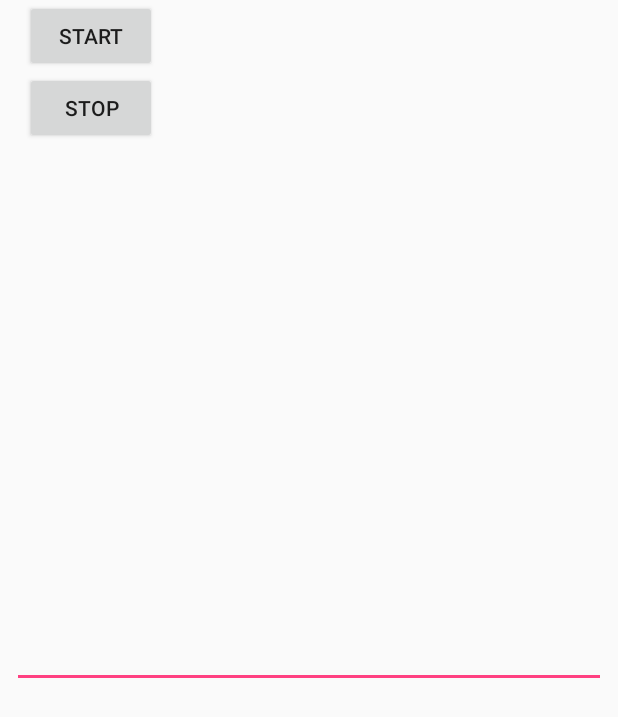
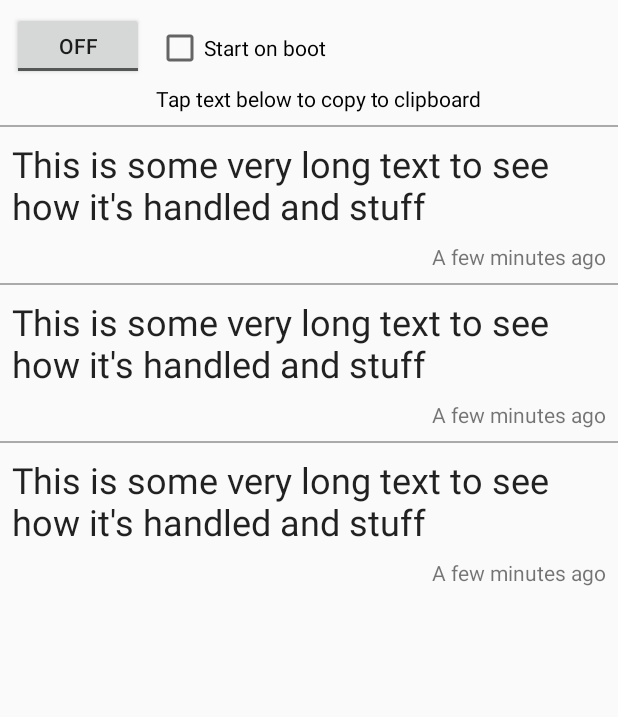
Before and after one commit to jonchampagne/simple-clipboard-manager, an Android app: the layout activity_main.xml on its own in the app's theme, with its tools: preview values and no code run, on a phone screen of 412 x 824 dp. Shown: the top 717 px of the screen. Run offline under Robolectric (Android 15) with nearby library versions, the phone set to English and light mode, and no system bars.

Commit message:
Implement clipboard history viewing and copying from

```diff
--- a/app/src/main/AndroidManifest.xml
+++ b/app/src/main/AndroidManifest.xml
@@ -12,7 +12,7 @@
         android:theme="@style/AppTheme"
         tools:ignore="AllowBackup,GoogleAppIndexingWarning"
         android:allowBackup="false">
-        <activity android:name=".activity.MainActivity">
+        <activity android:name="com.jayseeofficial.clipboardmanager.ui.activity.MainActivity">
             <intent-filter>
                 <action android:name="android.intent.action.MAIN" />
 
--- a/app/src/main/java/com/jayseeofficial/clipboardmanager/room/ClipboardData.kt
+++ b/app/src/main/java/com/jayseeofficial/clipboardmanager/data/ClipboardData.kt
@@ -1,4 +1,4 @@
-package com.jayseeofficial.clipboardmanager.room
+package com.jayseeofficial.clipboardmanager.data
 
 import android.arch.persistence.room.Entity
 import android.arch.persistence.room.PrimaryKey
--- a/app/src/main/res/layout/activity_main.xml
+++ b/app/src/main/res/layout/activity_main.xml
@@ -4,45 +4,51 @@
     xmlns:tools="http://schemas.android.com/tools"
     android:layout_width="match_parent"
     android:layout_height="match_parent"
-    tools:context="com.jayseeofficial.clipboardmanager.activity.MainActivity">
+    tools:context=".ui.activity.MainActivity">
 
-    <Button
-        android:id="@+id/btnStartService"
+    <ToggleButton
+        android:id="@+id/tbServiceOnOff"
         android:layout_width="wrap_content"
-        android:layout_height="wrap_content"
-        android:layout_marginEnd="8dp"
+        android:layout_height="45dp"
+        android:layout_marginLeft="8dp"
         android:layout_marginStart="8dp"
-        android:text="@string/start_clipboard_history_service"
-        app:layout_constraintEnd_toEndOf="parent"
-        app:layout_constraintHorizontal_bias="0.028"
+        android:layout_marginTop="8dp"
         app:layout_constraintStart_toStartOf="parent"
         app:layout_constraintTop_toTopOf="parent" />
 
-    <Button
-        android:id="@+id/btnStopService"
+    <CheckBox
+        android:id="@+id/cbStartOnBoot"
         android:layout_width="wrap_content"
         android:layout_height="wrap_content"
-        android:layout_marginEnd="8dp"
-        android:layout_marginStart="8dp"
-        android:text="@string/stop_clipboard_history_service"
-        app:layout_constraintEnd_toEndOf="parent"
-        app:layout_constraintHorizontal_bias="0.028"
-        app:layout_constraintStart_toStartOf="parent"
-        app:layout_constraintTop_toBottomOf="@+id/btnStartService" />
-
-    <EditText
-        android:id="@+id/editText"
-        android:layout_width="match_parent"
-        android:layout_height="wrap_content"
-        android:layout_marginBottom="8dp"
-        android:layout_marginEnd="8dp"
+        android:layout_marginLeft="8dp"
         android:layout_marginStart="8dp"
         android:layout_marginTop="8dp"
-        android:ems="10"
-        android:inputType="textMultiLine"
+        android:text="@string/start_on_boot"
+        app:layout_constraintStart_toEndOf="@+id/tbServiceOnOff"
+        app:layout_constraintTop_toTopOf="@+id/tbServiceOnOff" />
+
+    <TextView
+        android:id="@+id/textView"
+        android:layout_width="wrap_content"
+        android:layout_height="wrap_content"
+        android:layout_marginLeft="8dp"
+        android:layout_marginStart="8dp"
+        android:layout_marginTop="8dp"
+        android:text="@string/tap_text_below_to_copy_to_clipboard"
+        android:textColor="@android:color/black"
+        app:layout_constraintStart_toEndOf="@+id/tbServiceOnOff"
+        app:layout_constraintTop_toBottomOf="@+id/cbStartOnBoot" />
+
+
+    <android.support.v7.widget.RecyclerView
+        android:id="@+id/rvHistory"
+        android:layout_width="0dp"
+        android:layout_height="0dp"
+        android:layout_marginBottom="8dp"
         app:layout_constraintBottom_toBottomOf="parent"
         app:layout_constraintEnd_toEndOf="parent"
         app:layout_constraintStart_toStartOf="parent"
-        app:layout_constraintTop_toBottomOf="@+id/btnStartService" />
+        app:layout_constraintTop_toBottomOf="@+id/textView"
+        tools:listitem="@layout/item_clipboard_data" />
 
 </android.support.constraint.ConstraintLayout>
--- /dev/null
+++ b/app/src/main/res/layout/item_clipboard_data.xml
@@ -0,0 +1,41 @@
+<?xml version="1.0" encoding="utf-8"?>
+<android.support.constraint.ConstraintLayout xmlns:android="http://schemas.android.com/apk/res/android"
+    xmlns:app="http://schemas.android.com/apk/res-auto"
+    xmlns:tools="http://schemas.android.com/tools"
+    android:id="@+id/relativeLayout"
+    android:layout_width="match_parent"
+    android:layout_height="wrap_content">
+
+    <View
+        android:id="@+id/view"
+        android:layout_width="match_parent"
+        android:layout_height="1dp"
+        android:layout_marginTop="8dp"
+        android:background="@android:color/darker_gray"
+        app:layout_constraintLeft_toLeftOf="parent"
+        app:layout_constraintStart_toStartOf="parent"
+        app:layout_constraintTop_toTopOf="parent" />
+
+    <TextView
+        android:id="@+id/txtClipboardText"
+        android:layout_width="match_parent"
+        android:layout_height="wrap_content"
+        android:layout_margin="8dp"
+        android:layout_marginLeft="8dp"
+        android:layout_marginStart="8dp"
+        tools:text="This is some very long text to see how it's handled and stuff"
+        android:textAppearance="@style/TextAppearance.AppCompat.Headline"
+        app:layout_constraintStart_toStartOf="parent"
+        app:layout_constraintTop_toBottomOf="@id/view" />
+
+    <TextView
+        android:id="@+id/txtTimeSince"
+        android:layout_width="wrap_content"
+        android:layout_height="wrap_content"
+        android:layout_marginTop="8dp"
+        tools:text="A few minutes ago"
+        android:textAppearance="@style/TextAppearance.AppCompat.Small"
+        app:layout_constraintEnd_toEndOf="@+id/txtClipboardText"
+        app:layout_constraintTop_toBottomOf="@+id/txtClipboardText" />
+
+</android.support.constraint.ConstraintLayout>
--- a/app/src/main/res/values/strings.xml
+++ b/app/src/main/res/values/strings.xml
@@ -3,4 +3,7 @@
     <string name="clipboard_history">Clipboard History</string>
     <string name="start_clipboard_history_service">Start</string>
     <string name="stop_clipboard_history_service">Stop</string>
+    <string name="log_clipboard_history">Log clipboard history</string>
+    <string name="start_on_boot">Start on boot</string>
+    <string name="tap_text_below_to_copy_to_clipboard">Tap text below to copy to clipboard</string>
 </resources>
```
Also changed, not shown: app/src/main/java/com/jayseeofficial/clipboardmanager/activity/MainActivity.kt (deleted, +0 -19 lines), app/src/main/java/com/jayseeofficial/clipboardmanager/data/ClipboardHistoryDao.kt (renamed from app/src/main/java/com/jayseeofficial/clipboardmanager/room/ClipboardDao.kt, +4 -3 lines), app/src/main/java/com/jayseeofficial/clipboardmanager/data/ClipboardHistoryDatabase.kt (renamed from app/src/main/java/com/jayseeofficial/clipboardmanager/room/ClipboardDatabase.kt, +6 -6 lines), app/src/main/java/com/jayseeofficial/clipboardmanager/service/ClipboardService.kt (+22 -5 lines), app/src/main/java/com/jayseeofficial/clipboardmanager/ui/activity/MainActivity.kt (added, +54 -0 lines), app/src/main/java/com/jayseeofficial/clipboardmanager/ui/adapter/ClipboardHistoryAdapter.kt (added, +72 -0 lines).
